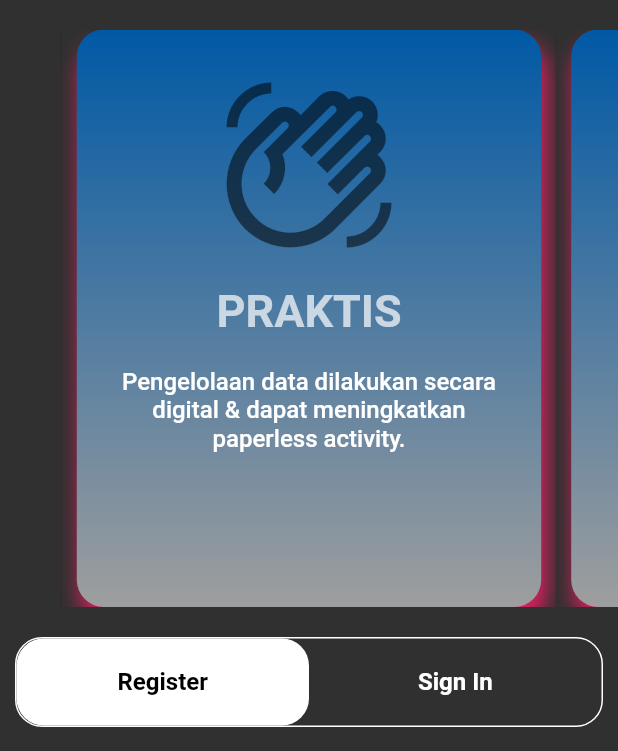
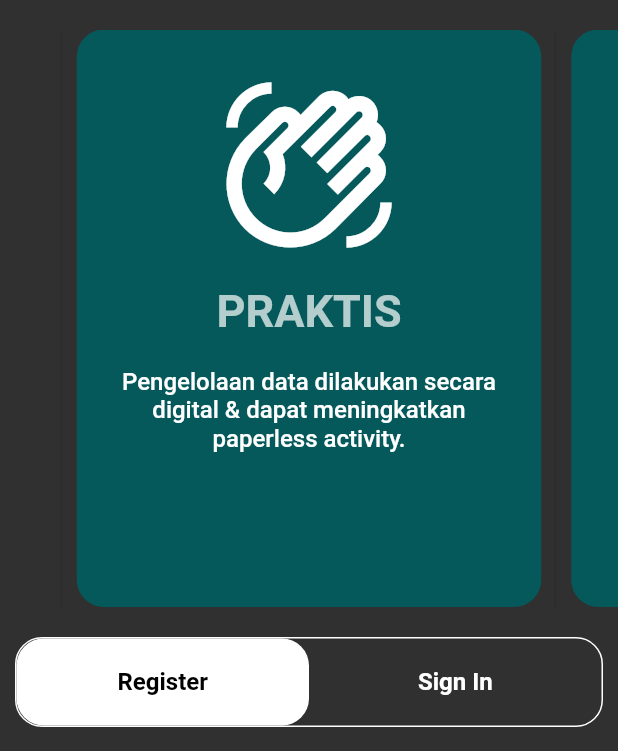
Before and after one commit to iyoubee/Trashsure-Flutter, a Flutter app: the screen it shows after launch, scrolled down 576 dp, on a phone screen of 412 x 824 dp, the part 485-1236 px from its top. Run offline on Flutter 3.47's test engine with Material 2 defaults, Android fonts, the phone set to English and light mode, and no system bars; our stand-ins replace another_flushbar, shared_preferences.

Commit message:
change collor

```diff
--- a/lib/pages/LandingPage.dart
+++ b/lib/pages/LandingPage.dart
@@ -439,17 +439,7 @@ class _PageViewCustomState extends State<PageViewCustom> {
                 padding: const EdgeInsets.all(30),
                 decoration: BoxDecoration(
                   borderRadius: BorderRadius.circular(18),
-                  gradient: const LinearGradient(
-                    begin: Alignment.topCenter,
-                    end: Alignment.bottomCenter,
-                    colors: [Color(0xff0059a5), Colors.grey],
-                  ),
-                  boxShadow: const [
-                    BoxShadow(
-                        color: Colors.pink,
-                        blurRadius: 12,
-                        offset: Offset(3, 10))
-                  ],
+                  color: const Color.fromARGB(255, 5, 89, 91),
                 ),
                 width: double.infinity,
                 height: 400,
@@ -460,7 +450,7 @@ class _PageViewCustomState extends State<PageViewCustom> {
                     Icon(
                       listItem[index][0],
                       size: 120,
-                      color: Colors.black54,
+                      color: Colors.white,
                     ),
                     const SizedBox(
                       height: 20,
```
